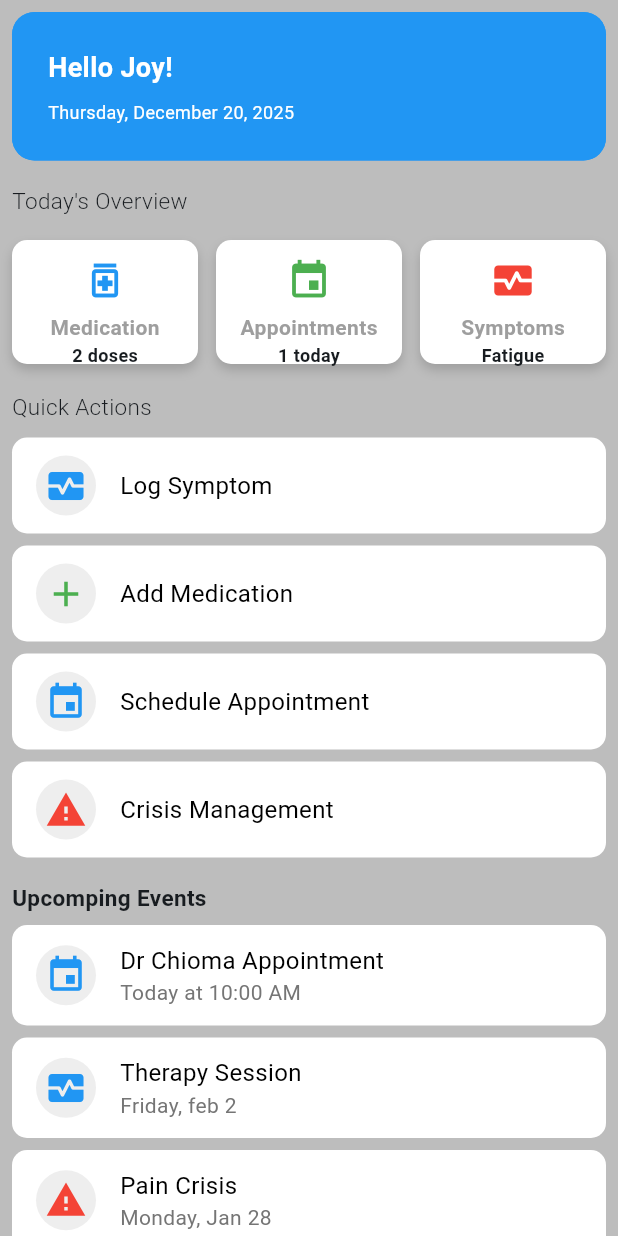
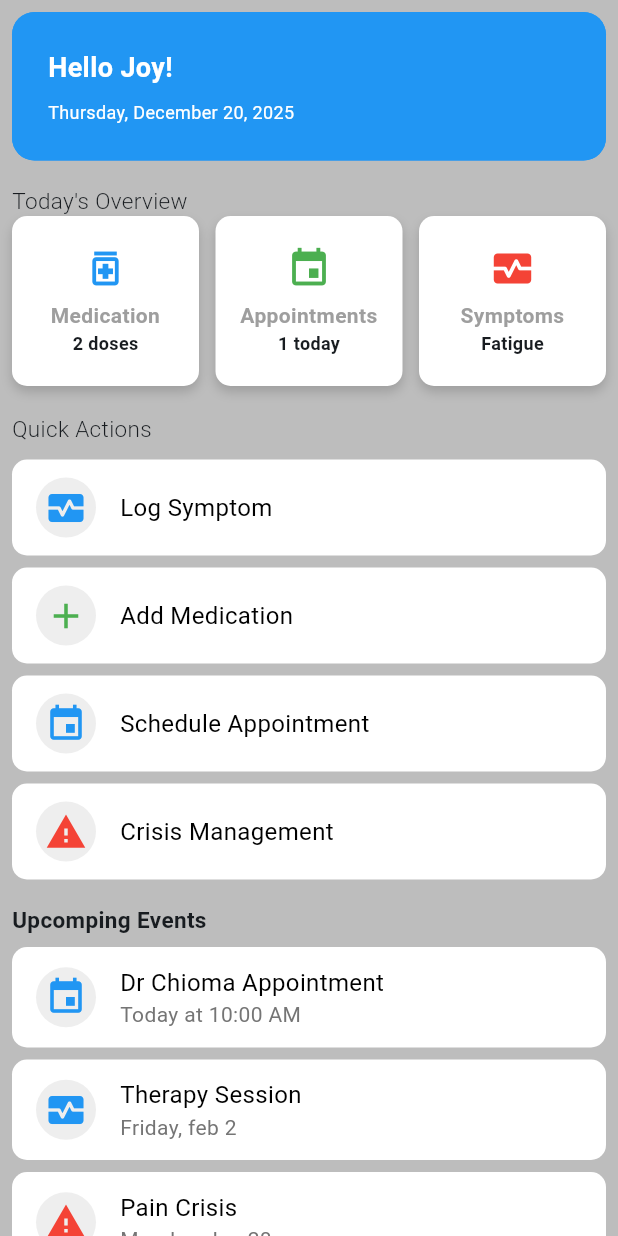
Before and after one commit to JoyObidife/myhealthdiary_app, a Flutter app: the HomePage screen opened directly, on a phone screen of 412 x 824 dp. Run offline on Flutter 3.47's test engine with Material 3 defaults, Android fonts, the phone set to English and light mode, and no system bars.

Commit message:
27th  Dec

```diff
--- a/lib/main.dart
+++ b/lib/main.dart
@@ -1,4 +1,5 @@
 import 'package:flutter/material.dart';
+import 'package:myhealthdiary_app/navigationbar/bottom_nativagation_page.dart';
 import 'package:myhealthdiary_app/pages/onboarding_page.dart';
 
 void main() {
@@ -20,7 +21,7 @@ class MyApp extends StatelessWidget {
       ),
 
       debugShowCheckedModeBanner: false,
-      home: const OnboardingPage(),
+      home: BottomNavigation(),
     );
   }
 }
--- a/lib/pages/home_page.dart
+++ b/lib/pages/home_page.dart
@@ -52,7 +52,7 @@ class _HomePageState extends State<HomePage> {
                 "Today's Overview",
                 style: TextStyle(fontSize: 15, fontWeight: FontWeight.w300),
               ),
-              SizedBox(height: 16),
+              //SizedBox(height: 5),
               SelectionGridItem(),
 
               SizedBox(height: 18),
@@ -140,7 +140,7 @@ class _HomePageState extends State<HomePage> {
     );
   }
 
-  Container _buildCardView({
+  Widget _buildCardView({
   required IconData icon,
   required String title,
   String? subtitle,
@@ -171,7 +171,7 @@ class _HomePageState extends State<HomePage> {
               children: [
                 Text(
                   title,
-                  style: const TextStyle(fontSize: 16, color: Colors.black),
+                  style: TextStyle(fontSize: 16, color: Colors.black),
                 ),
                 if (subtitle != null)
                   Text(
--- a/lib/widget/selection_grid_item.dart
+++ b/lib/widget/selection_grid_item.dart
@@ -31,9 +31,9 @@ class SelectionGridItem extends StatelessWidget {
       physics: const NeverScrollableScrollPhysics(),
       gridDelegate: const SliverGridDelegateWithFixedCrossAxisCount(
         crossAxisCount: 3,
-        crossAxisSpacing: 12,
-        mainAxisSpacing: 12,
-        childAspectRatio: 1.5,
+        crossAxisSpacing: 11,
+        mainAxisSpacing: 11,
+        childAspectRatio: 1.1,
       ),
       itemCount: gridItems.length,
       itemBuilder: (context, index) {
@@ -56,17 +56,20 @@ class SelectionGridItem extends StatelessWidget {
             mainAxisAlignment: MainAxisAlignment.center,
             children: [
               Icon(item.icon, color: item.color, size: 30),
-              const SizedBox(height: 6),
+              SizedBox(height: 6),
               Text(
                 item.title,
-                style: const TextStyle(
+                maxLines: 1,
+              overflow: TextOverflow.ellipsis,
+                textAlign: TextAlign.center,
+                style:  TextStyle(
                   color: Colors.grey,
                   fontWeight: FontWeight.w600,
                 ),
               ),
               Text(
                 item.value,
-                style: const TextStyle(
+                style:  TextStyle(
                   fontSize: 12,
                   fontWeight: FontWeight.bold,
                 ),
```
Also changed, not shown: lib/navigationbar/bottom_nativagation_page.dart (added, +42 -0 lines), lib/pages/medications_page.dart (added, +16 -0 lines), lib/pages/profile_page.dart (added, +11 -0 lines), lib/pages/symptoms_page.dart (added, +16 -0 lines).
